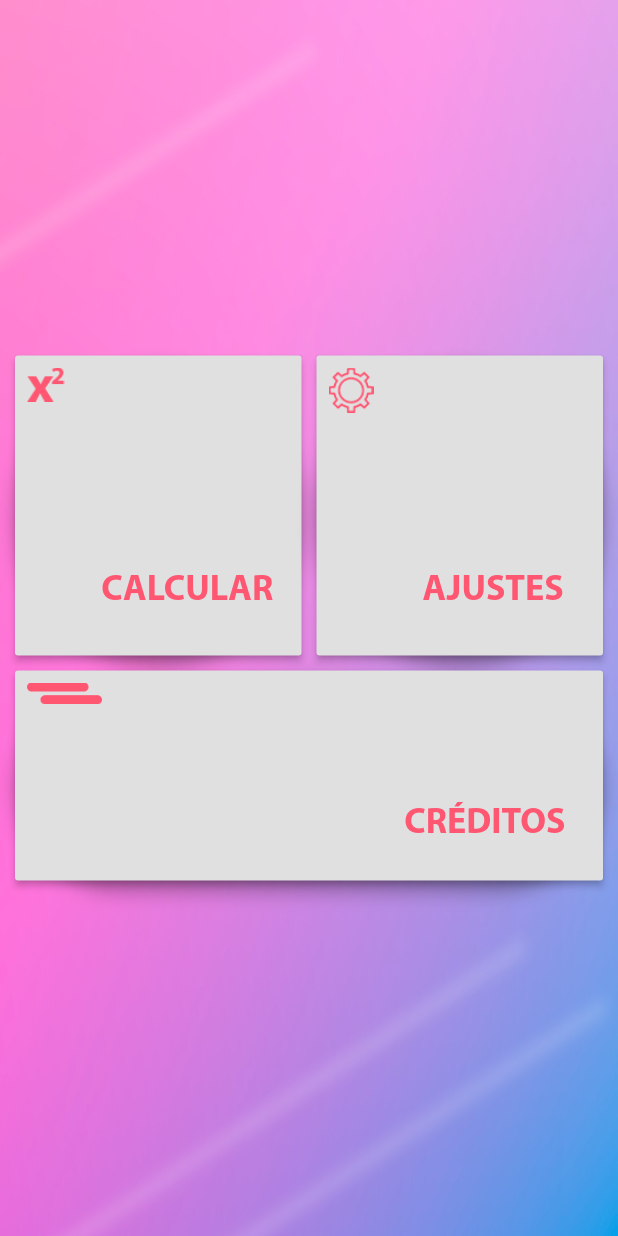
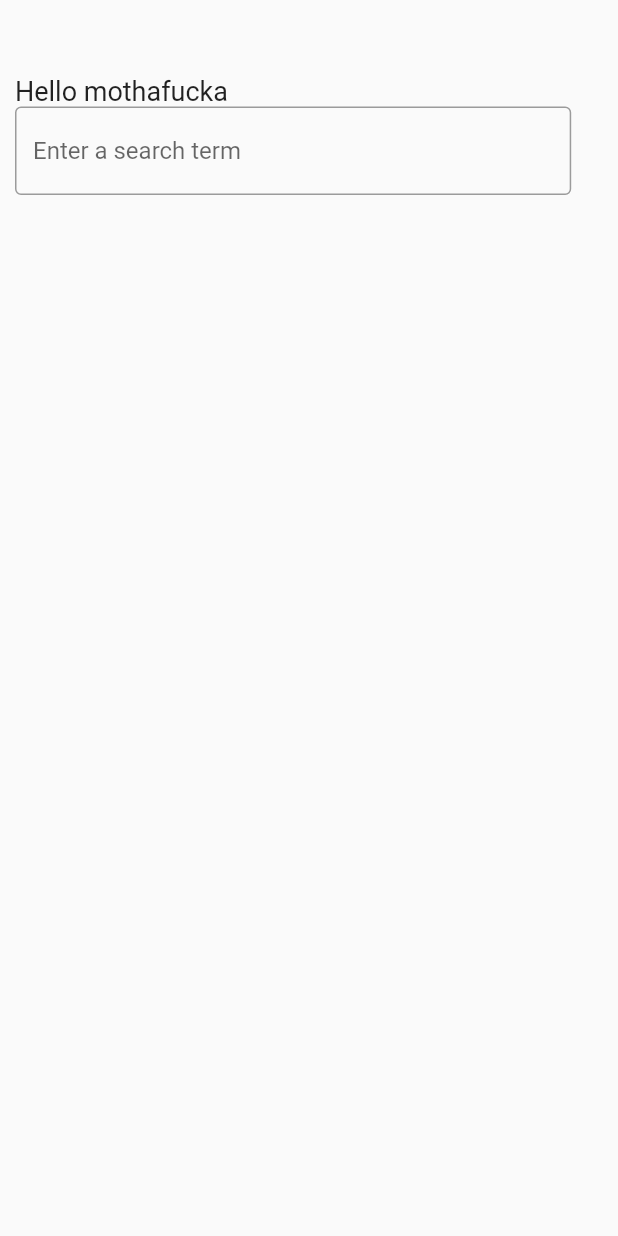
Before and after one commit to vsoldera/App-Resmat, a Flutter app: the screen it shows after launch, after a tap on "CALCULAR", on a phone screen of 412 x 824 dp. Run offline on Flutter 3.47's test engine with Material 2 defaults, Android fonts, the phone set to English and light mode, and no system bars; our stand-ins replace shared_preferences.

Commit message:
CheckPoint. Xarxixa nao mexeu aqui ainda
Caso o xarxia faça cagada, recuperar daqui

```diff
--- a/resmat/lib/Home.dart
+++ b/resmat/lib/Home.dart
@@ -1,10 +1,12 @@
 import 'package:flutter/cupertino.dart';
 import 'package:flutter/material.dart';
 import 'package:flutter/services.dart';
+import 'package:resmat/calculo/index.dart';
 import 'Configurations.dart';
+import 'calculo/index.dart';
 import 'Language.dart';
 import 'SharedSettings.dart';
-import 'Language.dart';
+
 
 class Home extends StatefulWidget {
 
@@ -46,7 +48,12 @@ class _HomeWidget extends State<Home> {
                       ],
                     ),
                     child: RaisedButton(
-                      onPressed: () {},
+                      onPressed: () {
+                        Navigator.pushAndRemoveUntil(
+                        context,
+                        MaterialPageRoute(builder: (context) => CalculationIndex()),
+                        ModalRoute.withName("caculo/index"));
+                      },
                       textColor: Color(0xFFFF5671),
                       padding: const EdgeInsets.all(0.0),
                       child: Container(
--- /dev/null
+++ b/resmat/lib/calculo/index.dart
@@ -0,0 +1,72 @@
+import 'package:flutter/cupertino.dart';
+import 'package:flutter/material.dart';
+import 'package:resmat/Home.dart';
+import '../SharedSettings.dart';
+import '../Language.dart';
+
+
+
+class CalculationIndex extends StatefulWidget{
+
+  _CalculationIndexWidget createState() => _CalculationIndexWidget();
+ // State<FutureBuilder<_ConfigButtonsWidget>> createState() => _ConfigButtonsWidget<T>();
+
+}
+
+
+class _CalculationIndexWidget extends State<CalculationIndex> {
+
+
+  Widget build(BuildContext context) {
+
+    var body = Container(
+        margin: EdgeInsets.fromLTRB(10, 50, 10, 0),
+        child: Column(
+              children: <Widget>[
+                Row(
+                  children:<Widget>[
+                    Text("Hello mothafucka", style:TextStyle(fontSize:18)),
+                  ]
+                ),
+                Row(
+                  children: <Widget>[
+                   Container(
+                     width: MediaQuery.of(context).size.width * 0.90, // para pegar em % de tela
+                     child: TextField(
+                        decoration: InputDecoration(
+                        border: OutlineInputBorder(
+                                  borderSide: BorderSide(color: Color.fromRGBO(137, 137, 137, 1))
+                        ),
+                        hintText: 'Enter a search term'
+                      ),
+                    ),
+                    )
+
+
+                  ],
+                )
+              ]
+        )
+    );
+
+
+
+
+
+    return Scaffold(
+      appBar: null,
+          body: Center(heightFactor: 5, child: body),
+      );
+
+
+
+
+
+
+
+}
+
+
+
+
+}
```
